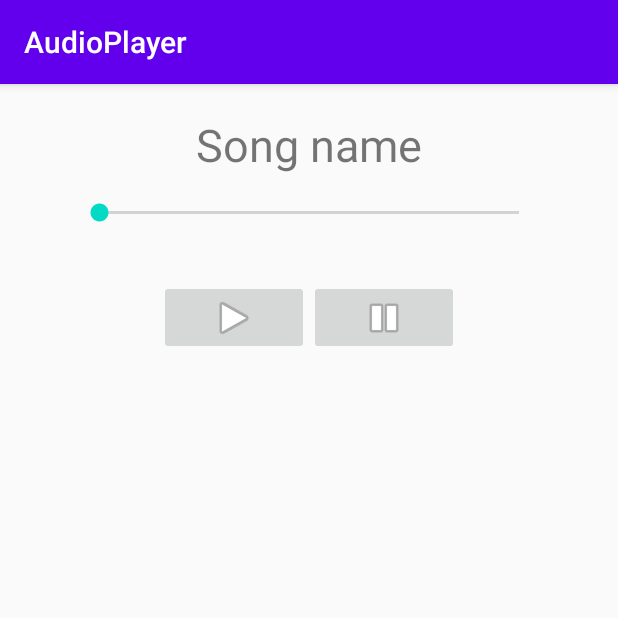
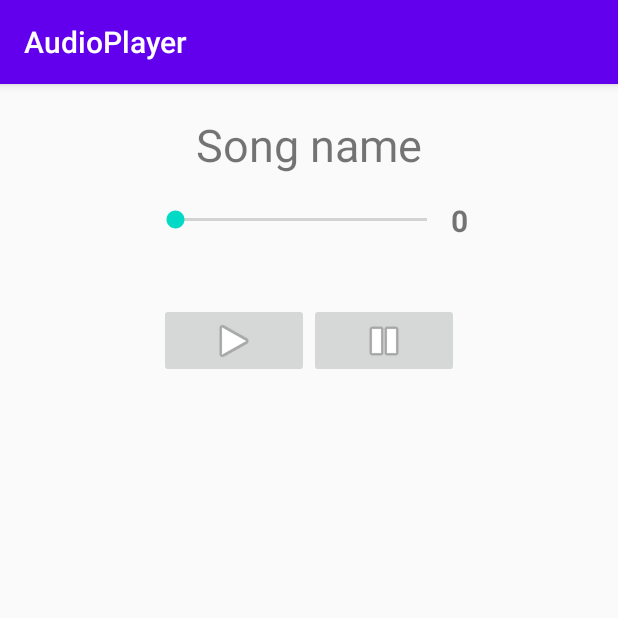
Before and after one commit to Harnet69/AudioPlayerAndroid, an Android app: the screen it shows after launch (MainActivity), on a phone screen of 412 x 824 dp, the top half of it. Run offline under Robolectric (Android 15) with nearby library versions, the phone set to English and light mode, and no system bars.

Commit message:
Current volume displays

```diff
--- a/app/src/main/java/com/harnet/audioplayer/controller/MainActivity.java
+++ b/app/src/main/java/com/harnet/audioplayer/controller/MainActivity.java
@@ -26,7 +26,8 @@ public class MainActivity extends AppCompatActivity {
         MediaPlayer mediaPlayer = MediaPlayer.create(this, R.raw.marbles);
         AudioManager audioManager = (AudioManager) getSystemService(AUDIO_SERVICE);
 
-        TextView songNameTextView = findViewById(R.id.songInfo);
+        TextView songNameTextDisplay = findViewById(R.id.songInfoDisplay);
+        TextView volumeLevelDisplay = findViewById(R.id.volumeLevelDisplay);
         SeekBar volumeControl = findViewById(R.id.volumeControl);
         ImageButton play = findViewById(R.id.playBtn);
         ImageButton pause = findViewById(R.id.pauseBtn);
@@ -36,11 +37,12 @@ public class MainActivity extends AppCompatActivity {
         SongInfo songInfo = new SongInfo();
         assert audioManager != null;
         VolumeControl volumeControls = new VolumeControl(audioManager);
+        volumeLevelDisplay.setText(String.valueOf(volumeControls.getCurrentVolume()));
         ControlBtn playBtn = new PlayBtn("Play", mediaPlayer);
         ControlBtn pauseBtn = new PauseBtn("Pause", mediaPlayer);
 
         playBtn.clickAction(play);
         pauseBtn.clickAction(pause);
-        volumeControls.manageVolumeControl(volumeControl);
+        volumeControls.manageVolumeControl(volumeControl, volumeLevelDisplay);
     }
 }
--- a/app/src/main/java/com/harnet/audioplayer/model/VolumeControl.java
+++ b/app/src/main/java/com/harnet/audioplayer/model/VolumeControl.java
@@ -3,6 +3,7 @@ package com.harnet.audioplayer.model;
 import android.media.AudioManager;
 import android.util.Log;
 import android.widget.SeekBar;
+import android.widget.TextView;
 
 public class VolumeControl {
     private AudioManager audioManager;
@@ -15,7 +16,11 @@ public class VolumeControl {
         currentVolume = audioManager.getStreamVolume(AudioManager.STREAM_MUSIC);
     }
 
-    public void manageVolumeControl(final SeekBar volumeControl){
+    public int getCurrentVolume() {
+        return currentVolume;
+    }
+
+    public void manageVolumeControl(final SeekBar volumeControl, final TextView volumeLevelDisplay){
         volumeControl.setMax(maxVolume);
         volumeControl.setProgress(currentVolume); // save a current volume level
 
@@ -24,6 +29,7 @@ public class VolumeControl {
             public void onProgressChanged(SeekBar seekBar, int progress, boolean fromUser) {
                 audioManager.setStreamVolume(AudioManager.STREAM_MUSIC, progress,0);
                 Log.i("Seek bar change", String.valueOf(progress));
+                volumeLevelDisplay.setText(String.valueOf(progress));
             }
 
             @Override
--- a/app/src/main/res/layout/activity_main.xml
+++ b/app/src/main/res/layout/activity_main.xml
@@ -7,7 +7,7 @@
     tools:context=".controller.MainActivity">
 
     <TextView
-        android:id="@+id/songInfo"
+        android:id="@+id/songInfoDisplay"
         android:layout_width="wrap_content"
         android:layout_height="wrap_content"
         android:layout_marginTop="20dp"
@@ -18,18 +18,42 @@
         app:layout_constraintStart_toStartOf="parent"
         app:layout_constraintTop_toTopOf="parent" />
 
-    <SeekBar
-        android:id="@+id/volumeControl"
-        android:layout_width="0dp"
-        android:layout_height="30dp"
-        android:layout_marginStart="50dp"
-        android:layout_marginLeft="50dp"
-        android:layout_marginTop="10dp"
-        android:layout_marginEnd="50dp"
-        android:layout_marginRight="50dp"
+    <LinearLayout
+        android:id="@+id/VolumeControlBlock"
+        android:layout_width="wrap_content"
+        android:layout_height="50dp"
+        android:layout_marginStart="20dp"
+        android:layout_marginLeft="20dp"
+        android:layout_marginTop="5dp"
+        android:layout_marginEnd="20dp"
+        android:layout_marginRight="20dp"
+        android:orientation="horizontal"
         app:layout_constraintEnd_toEndOf="parent"
+        app:layout_constraintHorizontal_bias="0.5"
         app:layout_constraintStart_toStartOf="parent"
-        app:layout_constraintTop_toBottomOf="@+id/songInfo" />
+        app:layout_constraintTop_toBottomOf="@+id/songInfoDisplay">
+
+        <SeekBar
+            android:id="@+id/volumeControl"
+            android:layout_width="200dp"
+            android:layout_height="match_parent"
+            tools:layout_conversion_absoluteHeight="50dp"
+            tools:layout_conversion_absoluteWidth="250dp"
+            tools:layout_editor_absoluteX="70dp"
+            tools:layout_editor_absoluteY="66dp" />
+
+        <TextView
+            android:id="@+id/volumeLevelDisplay"
+            android:layout_width="wrap_content"
+            android:layout_height="match_parent"
+            android:gravity="center_vertical"
+            android:textSize="20sp"
+            android:textStyle="bold"
+            tools:layout_conversion_absoluteHeight="50dp"
+            tools:layout_conversion_absoluteWidth="0dp"
+            tools:layout_editor_absoluteX="420dp"
+            tools:layout_editor_absoluteY="66dp" />
+    </LinearLayout>
 
     <LinearLayout
         android:id="@+id/playControl"
@@ -44,7 +68,7 @@
         android:orientation="horizontal"
         app:layout_constraintEnd_toEndOf="parent"
         app:layout_constraintStart_toStartOf="parent"
-        app:layout_constraintTop_toBottomOf="@+id/volumeControl">
+        app:layout_constraintTop_toBottomOf="@+id/VolumeControlBlock">
 
         <ImageButton
             android:id="@+id/playBtn"
```
